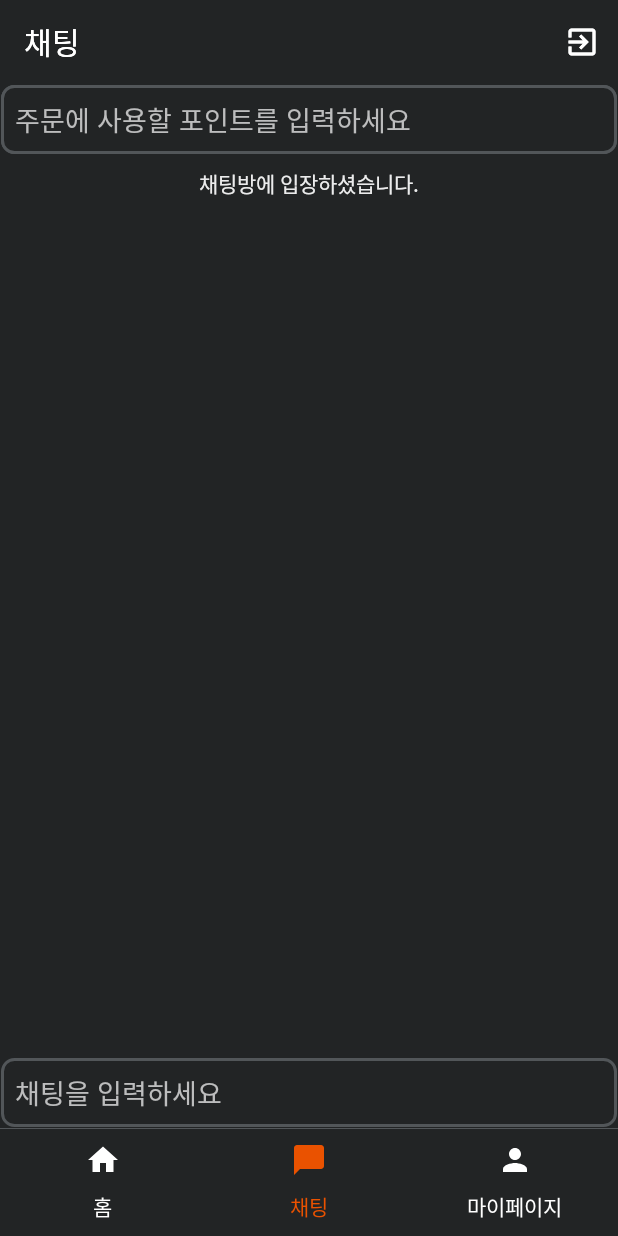
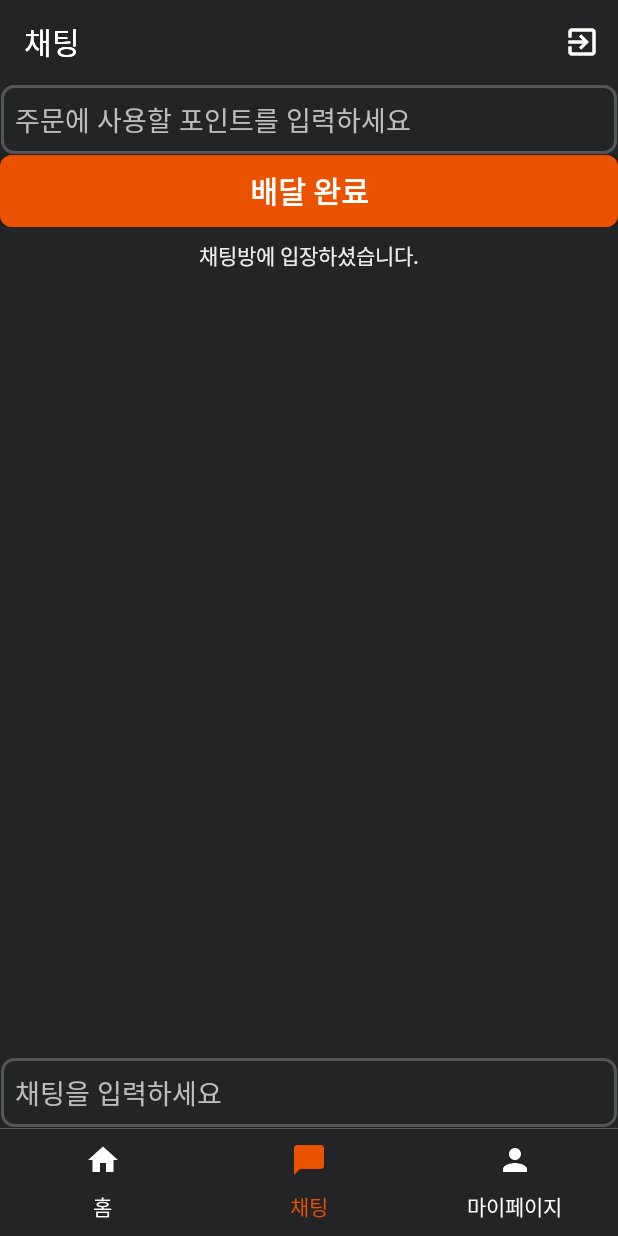
Before and after one commit to sbh0609/HenugDelivery, an Android app: the fragment ChatListFragment placed in its activity, item 2 of the bottom bar chosen, on a phone screen of 412 x 824 dp. Run offline under Robolectric (Android 15) with nearby library versions, the phone set to English and light mode, and no system bars; our stand-ins replace Firebase (no records; nobody signed in at launch, a user with empty details on screens opened directly); 9 statements that could not run were skipped.

Commit message:
배달완료 버튼 마저 구현해야함

```diff
--- a/app/src/main/java/com/tuk/shdelivery/FragMent/ChatListFragment.kt
+++ b/app/src/main/java/com/tuk/shdelivery/FragMent/ChatListFragment.kt
@@ -61,6 +61,12 @@ class ChatListFragment : Fragment() {
 
         //다운 스크롤 버튼 리스너
         createDownScrollButtonListener()
+
+        //배달완료 버튼 리스너
+        binding.deliveryComplite.setOnClickListener {
+            binding.deliveryComplite.isEnabled = false
+
+        }
     }
 
     fun allOrderAccept() {
@@ -72,6 +78,7 @@ class ChatListFragment : Fragment() {
 
         binding.orderAccept.visibility = View.GONE
         binding.inputPoint.isEnabled = false
+        binding.deliveryComplite.visibility = View.VISIBLE
     }
 
     private fun orderAceptButtonListener() {
--- a/app/src/main/res/layout/fragment_chat_list.xml
+++ b/app/src/main/res/layout/fragment_chat_list.xml
@@ -96,6 +96,11 @@
             android:layout_height="wrap_content">
 
             <LinearLayout
+                android:orientation="vertical"
+                android:layout_width="match_parent"
+                android:layout_height="match_parent">
+
+                <LinearLayout
                     android:orientation="horizontal"
                     android:layout_width="match_parent"
                     android:layout_height="wrap_content">
@@ -116,6 +121,18 @@
                         android:layout_height="match_parent"
                         android:text="주문 수락"/>
 
+
+                </LinearLayout>
+
+                <Button
+                    android:id="@+id/deliveryComplite"
+                    android:text="배달 완료"
+                    android:textSize="20dp"
+                    android:textStyle="bold"
+                    android:visibility="visible"
+                    android:background="@drawable/custom_button_done"
+                    android:layout_width="match_parent"
+                    android:layout_height="wrap_content"/>
 
             </LinearLayout>
 
```
Lines whose indentation alone changed are shown as unchanged.
